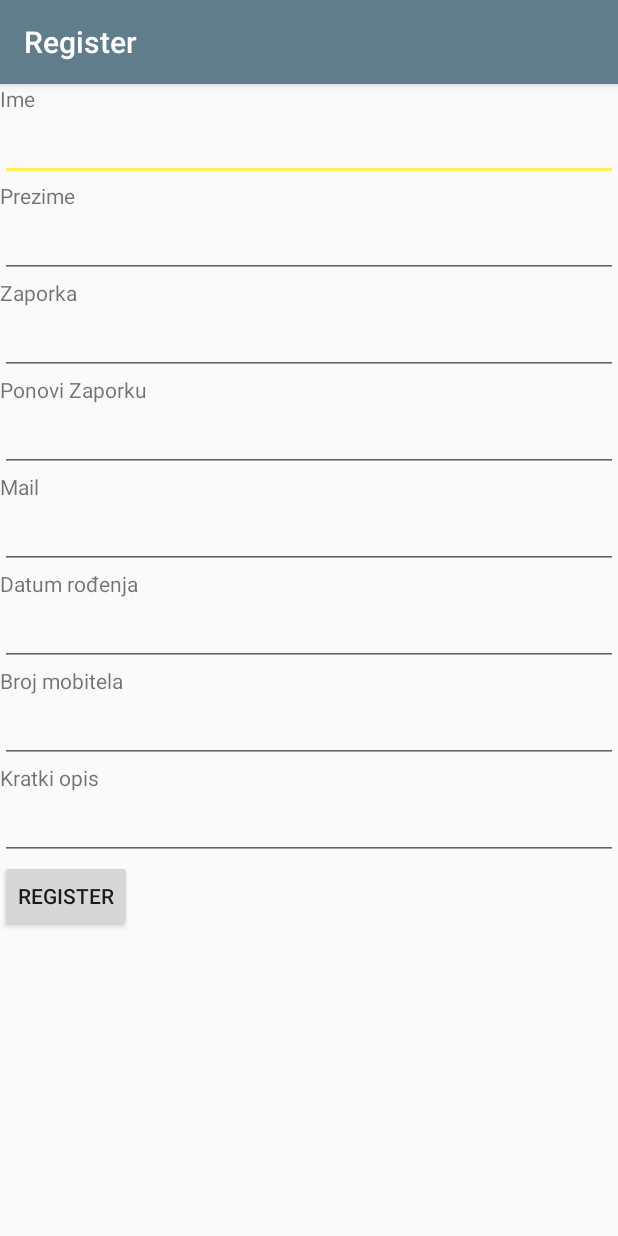
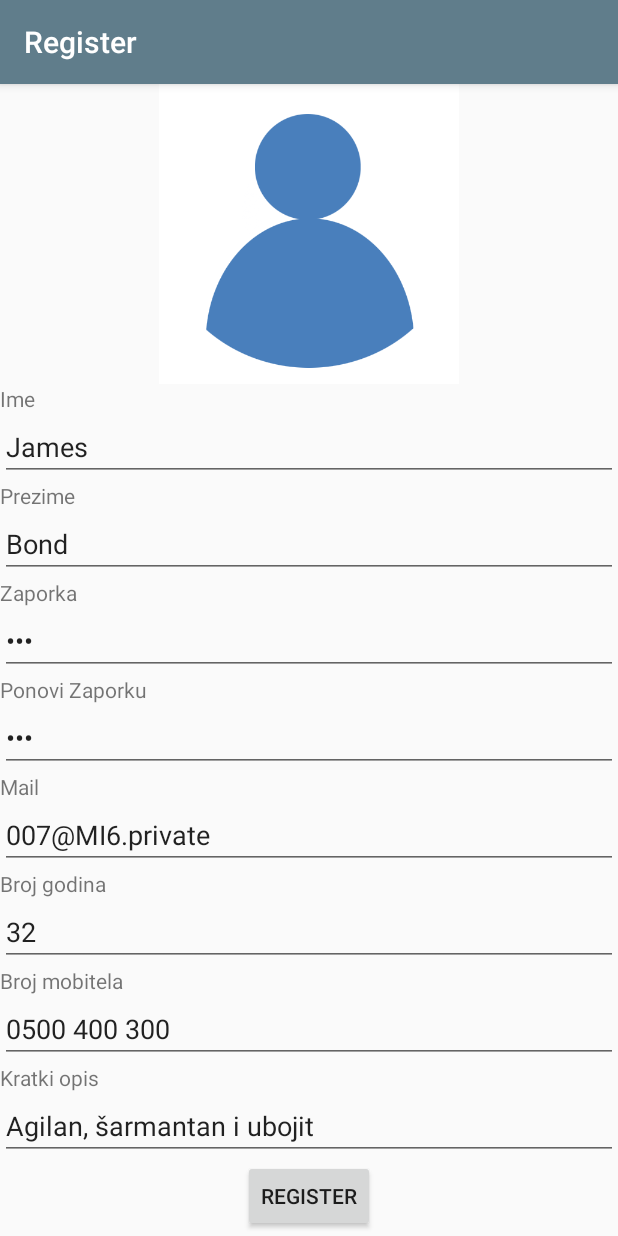
Before and after one commit to caralen/OneDayJob, an Android app: the RegisterActivity screen opened directly, with no data from a screen before it, on a phone screen of 412 x 824 dp. Run offline under Robolectric (Android 15) with nearby library versions, the light colour scheme and no system bars; our stand-ins replace ButterKnife.

Commit message:
nista posebno

```diff
--- a/OneDayJob/app/build.gradle
+++ b/OneDayJob/app/build.gradle
@@ -27,6 +27,7 @@ dependencies {
     compile 'com.android.support:appcompat-v7:25.3.1'
     compile 'com.android.support.constraint:constraint-layout:1.0.2'
     compile 'com.android.support:design:25.3.1'
+    compile 'com.squareup.picasso:picasso:2.5.2'
     testCompile 'junit:junit:4.12'
     compile 'com.jakewharton:butterknife:8.6.0'
     annotationProcessor 'com.jakewharton:butterknife-compiler:8.6.0'
--- a/OneDayJob/app/src/main/AndroidManifest.xml
+++ b/OneDayJob/app/src/main/AndroidManifest.xml
@@ -6,6 +6,8 @@
     <uses-permission android:name="android.permission.GET_ACCOUNTS" />
     <uses-permission android:name="android.permission.READ_PROFILE" />
     <uses-permission android:name="android.permission.READ_CONTACTS" />
+    <uses-permission android:name="android.permission.INTERNET"/>
+    <uses-permission android:name="android.permission.WRITE_EXTERNAL_STORAGE" />
 
     <application
         android:allowBackup="true"
@@ -14,6 +16,7 @@
         android:roundIcon="@mipmap/ic_launcher_round"
         android:supportsRtl="true"
         android:theme="@style/AppTheme">
+
         <activity
             android:name=".Activities.LoginActivity"
             android:label="@string/app_name">
--- a/OneDayJob/app/src/main/java/hr/fer/opp/onedayjob/Activities/LoginActivity.java
+++ b/OneDayJob/app/src/main/java/hr/fer/opp/onedayjob/Activities/LoginActivity.java
@@ -17,7 +17,6 @@ import android.provider.ContactsContract;
 import android.support.annotation.NonNull;
 import android.support.design.widget.Snackbar;
 import android.support.v7.app.AppCompatActivity;
-import android.util.Log;
 import android.view.View;
 import android.widget.ArrayAdapter;
 import android.widget.AutoCompleteTextView;
@@ -69,7 +68,6 @@ public class LoginActivity extends AppCompatActivity implements LoaderCallbacks<
 
     @Override
     protected void onCreate(Bundle savedInstanceState) {
-        Log.d("ffff", "onCreate: kk");
         super.onCreate(savedInstanceState);
         setContentView(R.layout.activity_login);
         ButterKnife.bind(this);
--- a/OneDayJob/app/src/main/java/hr/fer/opp/onedayjob/Activities/RegisterActivity.java
+++ b/OneDayJob/app/src/main/java/hr/fer/opp/onedayjob/Activities/RegisterActivity.java
@@ -6,6 +6,7 @@ import android.support.v7.app.AppCompatActivity;
 import android.util.Log;
 import android.view.View;
 import android.widget.EditText;
+import android.widget.ImageView;
 import android.widget.Toast;
 
 import java.util.Date;
@@ -17,6 +18,11 @@ import hr.fer.opp.onedayjob.R;
 import hr.fer.opp.onedayjob.util.Util;
 
 public class RegisterActivity extends AppCompatActivity {
+
+    private static final int SELECT_PICTURE = 69;
+
+    @BindView(R.id.register_avatar)
+    ImageView avatar;
 
     @BindView(R.id.register_name)
     EditText firstName;
@@ -36,36 +42,51 @@ public class RegisterActivity extends AppCompatActivity {
     @BindView(R.id.register_mail)
     EditText mail;
 
-    @BindView(R.id.register_birthday)
-    EditText birth;
+    @BindView(R.id.register_years)
+    EditText years;
 
     @BindView(R.id.register_summary)
     EditText desc;
 
-
-
+    private boolean enterTestData = true;
 
     @Override
     protected void onCreate(Bundle savedInstanceState) {
         super.onCreate(savedInstanceState);
         setContentView(R.layout.activity_register);
         ButterKnife.bind(this);
+
+        if(enterTestData){
+            fillTestData();
+        }
     }
 
-    public void attemptRegister(View view){
-        Bundle bundla = new Bundle();
-        try {
-            Log.d("tu1", "attemptRegister: " + mail.getText().toString());
+    private void fillTestData() {
+        firstName.setText("James");
+        lastName.setText("Bond");
+        pass1.setText("007");
+        pass2.setText("007");
+        mail.setText("007@MI6.private");
+        years.setText("32");
+        desc.setText("Agilan, šarmantan i ubojit");
+        phone.setText("0500 400 300");
+    }
+
+    public void attemptRegister(View view) {
+
         String fName = firstName.getText().toString();
         String lName = lastName.getText().toString();
         String password = pass1.getText().toString();
         String password2 = pass2.getText().toString();
         String email = mail.getText().toString();
-            String birthday = birth.getText().toString();
+        String age = years.getText().toString();
         String description = desc.getText().toString();
         String phoneN = phone.getText().toString();
-            Log.d("tu2", "attemptRegister: ");
-            if (fName.isEmpty() || lName.isEmpty() || lName.isEmpty() || password.isEmpty() || email.isEmpty() || birthday.isEmpty() || description.isEmpty() || phoneN.isEmpty()) {
+
+        String passHash = Util.calculatePasswordHash(password);
+        Korisnik noviKorisnik = new Korisnik(fName, lName, email, passHash, Short.parseShort(age), description, new Date(), phoneN);
+
+        if (fName.isEmpty() || lName.isEmpty() || lName.isEmpty() || password.isEmpty() || email.isEmpty() || age.isEmpty() || description.isEmpty() || phoneN.isEmpty()) {
             Toast.makeText(this, "All fields are required!", Toast.LENGTH_SHORT).show();
             return;
         } else if (!password.equals(password2)) {
@@ -73,19 +94,37 @@ public class RegisterActivity extends AppCompatActivity {
             return;
         }
 
-            String passHash = Util.calculatePasswordHash(password);
-            Log.d("muchos bitnos", "attemptRegister: " + birthday);
-            short age = 21;
-            Korisnik noviKorisnik = new Korisnik(fName, lName, email, passHash, age, description, new Date(), phoneN);
+        Bundle bundla = new Bundle();
         bundla.putSerializable("noviKorisnik", noviKorisnik);
-            Log.d("dobar kaj", "attemptRegister: " + noviKorisnik);
-        }catch(Exception e){
-            e.printStackTrace();
-        }
+
+        Log.d("REGISTER", "Ovdje bih trebao reci bazi da pošalje mail korisniku!");
+        Log.d("REGISTER", "ŠALJEM: " + noviKorisnik);
+
         Intent intent = new Intent(RegisterActivity.this, VerificationActivity.class);
         intent.putExtras(bundla);
         startActivity(intent);
     }
 
+    public void loadImage(View view){
+        Intent intent = new Intent();
+        intent.setType("image/*");
+        intent.setAction(Intent.ACTION_GET_CONTENT);
+        startActivityForResult(Intent.createChooser(intent, "Select Picture"), SELECT_PICTURE);
+    }
+
+    @Override
+    protected void onActivityResult(int requestCode, int resultCode, Intent data) {
+        super.onActivityResult(requestCode, resultCode, data);
+        if (resultCode == RESULT_OK) {
+            if (requestCode == SELECT_PICTURE) {
+
+                //Get ImageURi and load with help of picasso
+                //Uri selectedImageURI = data.getData();
+
+                Picasso.with(MainActivity1.this).load(data.getData()).noPlaceholder().centerCrop().fit()
+                        .into((ImageView) findViewById(R.id.imageView1));
+            }
 
         }
+    }
+}
--- a/OneDayJob/app/src/main/res/layout/activity_register.xml
+++ b/OneDayJob/app/src/main/res/layout/activity_register.xml
@@ -9,10 +9,23 @@
     <LinearLayout
         android:layout_width="match_parent"
         android:layout_height="wrap_content"
+        android:descendantFocusability="beforeDescendants"
+        android:focusableInTouchMode="true"
+        android:gravity="center_horizontal"
         android:orientation="vertical">
 
+
+        <ImageView
+            android:id="@+id/register_avatar"
+            android:layout_width="200dp"
+            android:layout_height="200dp"
+            android:layout_gravity="center"
+            android:scaleType="centerCrop"
+            android:src="@mipmap/anonymous_user"
+            android:onClick="loadImage"/>
+
         <TextView
-            android:layout_width="wrap_content"
+            android:layout_width="match_parent"
             android:layout_height="wrap_content"
             android:text="@string/ime" />
 
@@ -74,14 +87,14 @@
         <TextView
             android:layout_width="match_parent"
             android:layout_height="wrap_content"
-            android:text="@string/datum_ro_enja" />
+            android:text="Broj godina" />
 
         <EditText
-            android:id="@+id/register_birthday"
+            android:id="@+id/register_years"
             android:layout_width="match_parent"
             android:layout_height="wrap_content"
             android:ems="10"
-            android:inputType="date" />
+            android:inputType="number" />
 
         <TextView
             android:layout_width="match_parent"
@@ -113,11 +126,11 @@
             android:id="@+id/register_button"
             android:layout_width="wrap_content"
             android:layout_height="wrap_content"
+            android:onClick="attemptRegister"
             android:text="@string/register"
             app:layout_constraintBottom_toBottomOf="parent"
             app:layout_constraintLeft_toLeftOf="parent"
             app:layout_constraintRight_toRightOf="parent"
-            app:layout_constraintTop_toTopOf="parent"
-            android:onClick="attemptRegister"/>
+            app:layout_constraintTop_toTopOf="parent" />
     </LinearLayout>
 </ScrollView>
```
Also changed, not shown: OneDayJob/app/src/main/java/hr/fer/opp/onedayjob/Activities/VerificationActivity.java (+17 -8 lines), OneDayJob/app/src/main/java/hr/fer/opp/onedayjob/Models/Korisnik.java (+10 -1 lines), OneDayJob/app/src/main/java/hr/fer/opp/onedayjob/util/Util.java (+5 -2 lines), OneDayJob/app/src/main/res/layout/activity_login.xml (+7 -4 lines), OneDayJob/app/src/main/res/layout/activity_verification.xml (+6 -2 lines), OneDayJob/app/src/main/res/mipmap-hdpi/anonymous_user.png (added). Lines whose indentation alone changed are shown as unchanged.
